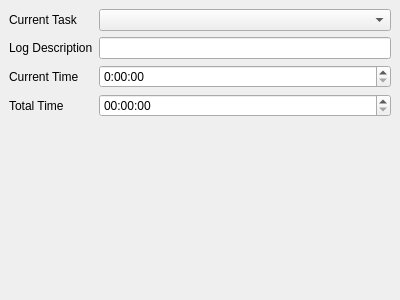
Qt form currenttime.ui (crossleyjuan/djon) before a commit.
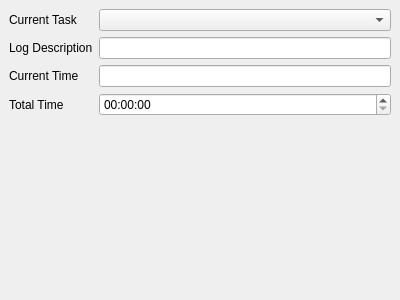
The same form after that commit. Custom widgets are drawn as their Qt base class.

Patch:
```diff
--- a/currenttime.ui
+++ b/currenttime.ui
@@ -45,13 +45,6 @@
       </property>
      </widget>
     </item>
-    <item row="3" column="1">
-     <widget class="QTimeEdit" name="timeEdit">
-      <property name="displayFormat">
-       <string>h:mm:ss</string>
-      </property>
-     </widget>
-    </item>
     <item row="4" column="0">
      <widget class="QLabel" name="label_3">
       <property name="text">
@@ -65,6 +58,13 @@
     <item row="1" column="1">
      <widget class="TreeComboBox" name="comboBox"/>
     </item>
+    <item row="3" column="1">
+     <widget class="QLineEdit" name="currentTime">
+      <property name="readOnly">
+       <bool>true</bool>
+      </property>
+     </widget>
+    </item>
    </layout>
   </widget>
  </widget>
```
